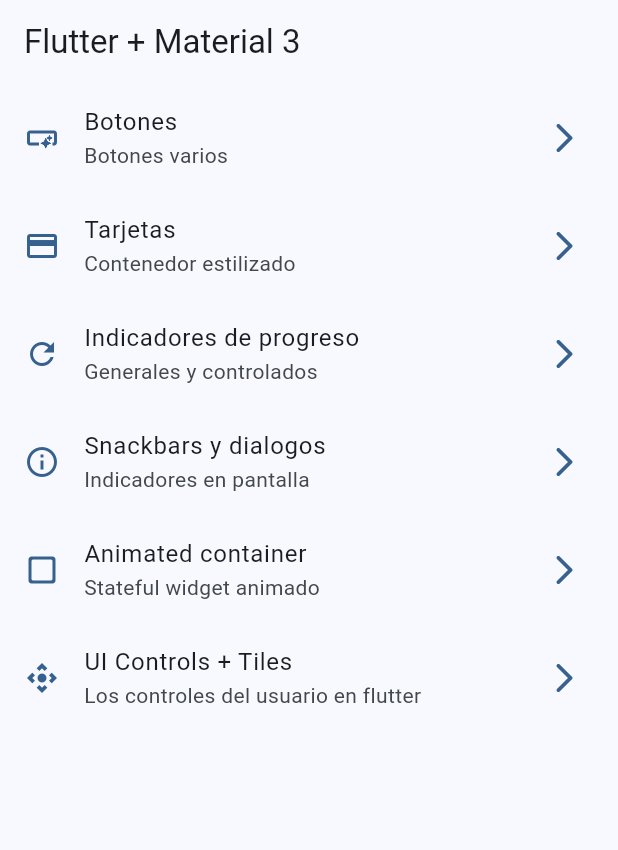
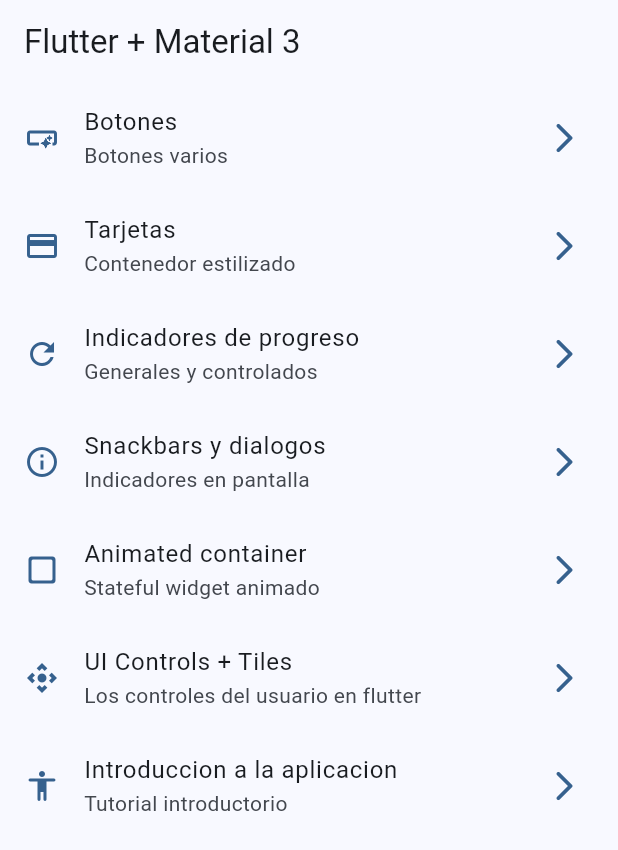
Before and after one commit to yvngmarti/widgets_app, a Flutter app: the screen it shows after launch, on a phone screen of 412 x 824 dp. Shown: the top 850 px of the screen. Run offline on Flutter 3.47's test engine with Material 3 defaults, Android fonts, the phone set to English and light mode, and no system bars; our stand-ins replace go_router.

Commit message:
tutorial screen iniciado

```diff
--- a/lib/config/menu/menu_items.dart
+++ b/lib/config/menu/menu_items.dart
@@ -51,4 +51,10 @@ const appMenuItems = <MenuItem>[
     link: '/ui-controls',
     iconData: Icons.control_camera_outlined,
   ),
+  MenuItem(
+    titLe: 'Introduccion a la aplicacion',
+    subtitle: 'Tutorial introductorio',
+    link: '/tutorial',
+    iconData: Icons.accessibility_rounded,
+  ),
 ];
--- a/lib/config/router/app_router.dart
+++ b/lib/config/router/app_router.dart
@@ -40,5 +40,10 @@ final appRouter = GoRouter(
       name: UiControlsScreen.name,
       builder: (context, state) => const UiControlsScreen(),
     ),
+    GoRoute(
+      path: '/tutorial',
+      name: AppTutorialScreen.name,
+      builder: (context, state) => const AppTutorialScreen(),
+    ),
   ],
 );
```
